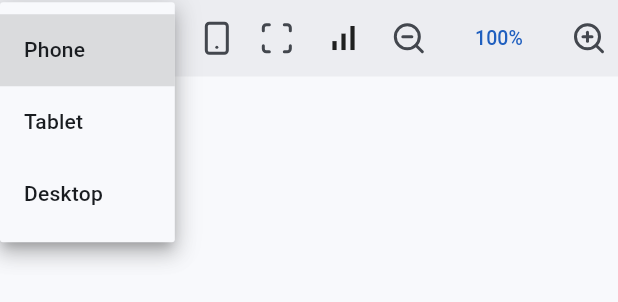
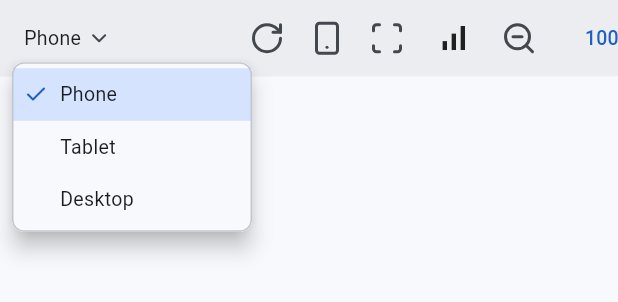
Before and after one commit to mariorefetto/flutter_ui_builder, a Flutter app: the DesignerToolbar widget shown alone on an empty page, opened directly, after a tap on "Phone", on a phone screen of 412 x 824 dp. Shown: the top 302 px of the screen. Run offline on Flutter 3.47's test engine with Material 3 defaults, Android fonts, the phone set to English and light mode, and no system bars; our stand-ins replace dartz, file_picker, flutter_bloc, flutter_colorpicker, freezed_annotation, get_it and 3 more; missing offline and left inert: analyzer, dart_style.

Commit message:
Replace the drop-downs with one themed select and keep the designer toolbar from overflowing

```diff
--- /dev/null
+++ b/lib/core/widgets/app_select.dart
@@ -0,0 +1,291 @@
+import 'package:flutter/material.dart';
+import 'package:flutter_ui_builder/core/theme/app_constants.dart';
+import 'package:flutter_ui_builder/core/theme/app_icons.dart';
+import 'package:flutter_ui_builder/core/theme/theme_extensions.dart';
+
+/// One choice of an [AppSelect]. A null [value] is a valid choice, such as
+/// "not set".
+class AppSelectOption<T> {
+  const AppSelectOption({required this.value, required this.label, this.icon});
+
+  final T? value;
+  final String label;
+  final IconData? icon;
+}
+
+/// More options than this get a search field above them.
+const int _searchableFrom = 8;
+
+const double _menuMaxHeight = 320;
+const double _menuMinWidth = 160;
+const double _fieldHeight = 32;
+const double _iconSize = 16;
+const double _menuElevation = 6;
+
+/// A drop-down that matches the rest of the interface: a flat field with a
+/// chevron, and a rounded menu with the current choice marked by a check,
+/// compact rows and, for long lists, a search field.
+class AppSelect<T> extends StatefulWidget {
+  const AppSelect({
+    required this.options,
+    required this.value,
+    required this.onChanged,
+    this.hint,
+    this.borderless = false,
+    super.key,
+  });
+
+  final List<AppSelectOption<T>> options;
+  final T? value;
+  final ValueChanged<T?> onChanged;
+
+  /// Shown when [value] matches none of the options.
+  final String? hint;
+
+  /// Without the outline, for a field that sits in a toolbar.
+  final bool borderless;
+
+  @override
+  State<AppSelect<T>> createState() => _AppSelectState<T>();
+}
+
+class _AppSelectState<T> extends State<AppSelect<T>> {
+  final MenuController _controller = MenuController();
+
+  AppSelectOption<T>? get _current =>
+      widget.options.where((o) => o.value == widget.value).firstOrNull;
+
+  @override
+  Widget build(BuildContext context) {
+    final colors = context.colorScheme;
+    return LayoutBuilder(
+      builder: (context, constraints) {
+        final width = constraints.hasBoundedWidth
+            ? constraints.maxWidth
+            : _menuMinWidth;
+        return MenuAnchor(
+          controller: _controller,
+          style: MenuStyle(
+            padding: const WidgetStatePropertyAll(EdgeInsets.zero),
+            elevation: const WidgetStatePropertyAll(_menuElevation),
+            backgroundColor: WidgetStatePropertyAll(colors.surface),
+            shape: WidgetStatePropertyAll(
+              RoundedRectangleBorder(
+                borderRadius: BorderRadius.circular(AppConstants.radiusLG),
+                side: BorderSide(color: colors.outlineVariant),
+              ),
+            ),
+          ),
+          menuChildren: [
+            _MenuPanel<T>(
+              options: widget.options,
+              value: widget.value,
+              width: width < _menuMinWidth ? _menuMinWidth : width,
+              onPicked: (value) {
+                _controller.close();
+                widget.onChanged(value);
+              },
+            ),
+          ],
+          builder: (context, controller, _) => _Field(
+            label: _current?.label ?? widget.hint ?? '',
+            icon: _current?.icon,
+            muted: _current == null,
+            borderless: widget.borderless,
+            onTap: () =>
+                controller.isOpen ? controller.close() : controller.open(),
+          ),
+        );
+      },
+    );
+  }
+}
+
+class _Field extends StatelessWidget {
+  const _Field({
+    required this.label,
+    required this.muted,
+    required this.borderless,
+    required this.onTap,
+    this.icon,
+  });
+
+  final String label;
+  final IconData? icon;
+  final bool muted;
+  final bool borderless;
+  final VoidCallback onTap;
+
+  @override
+  Widget build(BuildContext context) {
+    final colors = context.colorScheme;
+    final radius = BorderRadius.circular(AppConstants.radiusMD);
+    return Material(
+      color: Colors.transparent,
+      child: InkWell(
+        borderRadius: radius,
+        onTap: onTap,
+        child: Container(
+          height: _fieldHeight,
+          padding: const EdgeInsets.symmetric(
+            horizontal: AppConstants.spacingSM,
+          ),
+          decoration: BoxDecoration(
+            borderRadius: radius,
+            border: borderless
+                ? null
+                : Border.all(color: colors.outlineVariant),
+          ),
+          child: Row(
+            mainAxisSize: MainAxisSize.min,
+            children: [
+              if (icon != null) ...[
+                Icon(icon, size: _iconSize),
+                const SizedBox(width: AppConstants.spacingSM),
+              ],
+              Flexible(
+                child: Text(
+                  label,
+                  overflow: TextOverflow.ellipsis,
+                  style: context.textTheme.bodyMedium?.copyWith(
+                    color: muted ? colors.onSurfaceVariant : null,
+                  ),
+                ),
+              ),
+              const SizedBox(width: AppConstants.spacingXS),
+              Icon(
+                AppIcons.expand,
+                size: _iconSize,
+                color: colors.onSurfaceVariant,
+              ),
+            ],
+          ),
+        ),
+      ),
+    );
+  }
+}
+
+class _MenuPanel<T> extends StatefulWidget {
+  const _MenuPanel({
+    required this.options,
+    required this.value,
+    required this.width,
+    required this.onPicked,
+  });
+
+  final List<AppSelectOption<T>> options;
+  final T? value;
+  final double width;
+  final ValueChanged<T?> onPicked;
+
+  @override
+  State<_MenuPanel<T>> createState() => _MenuPanelState<T>();
+}
+
+class _MenuPanelState<T> extends State<_MenuPanel<T>> {
+  String _query = '';
+
+  @override
+  Widget build(BuildContext context) {
+    final query = _query.toLowerCase();
+    final shown = widget.options
+        .where((o) => o.label.toLowerCase().contains(query))
+        .toList();
+    final searchable = widget.options.length > _searchableFrom;
+    return SizedBox(
+      width: widget.width,
+      child: ConstrainedBox(
+        constraints: const BoxConstraints(maxHeight: _menuMaxHeight),
+        child: Column(
+          mainAxisSize: MainAxisSize.min,
+          children: [
+            if (searchable)
+              Padding(
+                padding: const EdgeInsets.all(AppConstants.spacingSM),
+                child: TextField(
+                  autofocus: true,
+                  onChanged: (text) => setState(() => _query = text.trim()),
+                  decoration: const InputDecoration(
+                    isDense: true,
+                    prefixIcon: Icon(AppIcons.search, size: _iconSize),
+                  ),
+                ),
+              ),
+            Flexible(
+              // A column rather than a lazy list: the menu measures its
+              // contents to size itself, which a lazy list cannot answer.
+              child: SingleChildScrollView(
+                primary: false,
+                padding: const EdgeInsets.symmetric(
+                  vertical: AppConstants.spacingXS,
+                ),
+                child: Column(
+                  mainAxisSize: MainAxisSize.min,
+                  crossAxisAlignment: CrossAxisAlignment.stretch,
+                  children: [
+                    for (final option in shown)
+                      _OptionRow<T>(
+                        option: option,
+                        selected: option.value == widget.value,
+                        onTap: () => widget.onPicked(option.value),
+                      ),
+                  ],
+                ),
+              ),
+            ),
+          ],
+        ),
+      ),
+    );
+  }
+}
+
+class _OptionRow<T> extends StatelessWidget {
+  const _OptionRow({
+    required this.option,
+    required this.selected,
+    required this.onTap,
+  });
+
+  final AppSelectOption<T> option;
+  final bool selected;
+  final VoidCallback onTap;
+
+  @override
+  Widget build(BuildContext context) {
+    final colors = context.colorScheme;
+    return InkWell(
+      onTap: onTap,
+      child: Container(
+        color: selected ? colors.primaryContainer : null,
+        padding: const EdgeInsets.symmetric(
+          horizontal: AppConstants.spacingSM,
+          vertical: AppConstants.spacingSM,
+        ),
+        child: Row(
+          children: [
+            SizedBox(
+              width: _iconSize,
+              child: selected
+                  ? Icon(AppIcons.check, size: _iconSize, color: colors.primary)
+                  : null,
+            ),
+            const SizedBox(width: AppConstants.spacingSM),
+            if (option.icon != null) ...[
+              Icon(option.icon, size: _iconSize),
+              const SizedBox(width: AppConstants.spacingSM),
+            ],
+            Expanded(
+              child: Text(
+                option.label,
+                overflow: TextOverflow.ellipsis,
+                style: context.textTheme.bodyMedium,
+              ),
+            ),
+          ],
+        ),
+      ),
+    );
+  }
+}
--- a/lib/features/editor/presentation/widgets/canvas/designer_toolbar.dart
+++ b/lib/features/editor/presentation/widgets/canvas/designer_toolbar.dart
@@ -4,6 +4,7 @@ import 'package:flutter_ui_builder/core/theme/app_constants.dart';
 import 'package:flutter_ui_builder/core/theme/app_icons.dart';
 import 'package:flutter_ui_builder/core/theme/theme_extensions.dart';
 import 'package:flutter_ui_builder/core/utils/l10n_extension.dart';
+import 'package:flutter_ui_builder/core/widgets/app_select.dart';
 import 'package:flutter_ui_builder/features/editor/presentation/cubit/workspace_cubit.dart';
 import 'package:flutter_ui_builder/features/editor/presentation/cubit/workspace_state.dart';
 import 'package:flutter_ui_builder/features/editor/presentation/preview/preview_screen.dart';
@@ -12,6 +13,9 @@ import 'package:flutter_ui_builder/l10n/generated/app_localizations.dart';
 const int _percent = 100;
 
 /// Above the designer: the screen to preview on, its orientation and the zoom.
+/// Width of the device drop-down, which holds the longest device name.
+const double _deviceSelectWidth = 150;
+
 class DesignerToolbar extends StatelessWidget {
   const DesignerToolbar({super.key});
 
@@ -29,22 +33,29 @@ class DesignerToolbar extends StatelessWidget {
             previous.showSafeArea != current.showSafeArea ||
             previous.statusBar != current.statusBar ||
             previous.zoom != current.zoom,
-        builder: (context, state) => Row(
+        builder: (context, state) => _Scrolling(
+          child: Row(
+            mainAxisAlignment: MainAxisAlignment.spaceBetween,
+            children: [
+              Row(
                 children: [
                   const SizedBox(width: AppConstants.spacingSM),
-            DropdownButton<PreviewDevice>(
+                  SizedBox(
+                    width: _deviceSelectWidth,
+                    child: AppSelect<PreviewDevice>(
+                      borderless: true,
                       value: state.device,
-              underline: const SizedBox.shrink(),
                       onChanged: (device) {
                         if (device != null) cubit.setDevice(device);
                       },
-              items: [
+                      options: [
                         for (final device in PreviewDevice.values)
-                  DropdownMenuItem(
+                          AppSelectOption(
                             value: device,
-                    child: Text(_deviceLabel(l10n, device)),
+                            label: _deviceLabel(l10n, device),
                           ),
                       ],
+                    ),
                   ),
                   IconButton(
                     tooltip: l10n.designerRotate,
@@ -83,12 +94,17 @@ class DesignerToolbar extends StatelessWidget {
                         ),
                     ],
                   ),
-            const Spacer(),
+                ],
+              ),
+              Row(
+                children: [
                   IconButton(
                     tooltip: l10n.designerZoomOut,
                     visualDensity: VisualDensity.compact,
                     icon: const Icon(AppIcons.zoomOut),
-              onPressed: state.zoom > zoomSteps.first ? cubit.zoomOut : null,
+                    onPressed: state.zoom > zoomSteps.first
+                        ? cubit.zoomOut
+                        : null,
                   ),
                   TextButton(
                     onPressed: cubit.resetZoom,
@@ -101,9 +117,14 @@ class DesignerToolbar extends StatelessWidget {
                     tooltip: l10n.designerZoomIn,
                     visualDensity: VisualDensity.compact,
                     icon: const Icon(AppIcons.zoomIn),
-              onPressed: state.zoom < zoomSteps.last ? cubit.zoomIn : null,
+                    onPressed: state.zoom < zoomSteps.last
+                        ? cubit.zoomIn
+                        : null,
                   ),
                 ],
+              ),
+            ],
+          ),
         ),
       ),
     );
@@ -124,3 +145,25 @@ class DesignerToolbar extends StatelessWidget {
         StatusBarMode.hidden => l10n.statusBarHidden,
       };
 }
+
+/// Keeps the toolbar usable when the designer is narrow, as with the code
+/// beside it: the controls scroll sideways rather than overflow, and still
+/// fill the width when there is room.
+class _Scrolling extends StatelessWidget {
+  const _Scrolling({required this.child});
+
+  final Widget child;
+
+  @override
+  Widget build(BuildContext context) {
+    return LayoutBuilder(
+      builder: (context, constraints) => SingleChildScrollView(
+        scrollDirection: Axis.horizontal,
+        child: ConstrainedBox(
+          constraints: BoxConstraints(minWidth: constraints.maxWidth),
+          child: child,
+        ),
+      ),
+    );
+  }
+}
--- a/lib/features/editor/presentation/widgets/properties/object_selector.dart
+++ b/lib/features/editor/presentation/widgets/properties/object_selector.dart
@@ -2,6 +2,7 @@ import 'package:flutter/material.dart';
 import 'package:flutter_bloc/flutter_bloc.dart';
 import 'package:flutter_ui_builder/core/theme/app_constants.dart';
 import 'package:flutter_ui_builder/core/utils/l10n_extension.dart';
+import 'package:flutter_ui_builder/core/widgets/app_select.dart';
 import 'package:flutter_ui_builder/features/editor/domain/entities/widget_node.dart';
 import 'package:flutter_ui_builder/features/editor/presentation/cubit/editor_cubit.dart';
 
@@ -24,20 +25,16 @@ class ObjectSelector extends StatelessWidget {
     final cubit = context.read<EditorCubit>();
     return Padding(
       padding: const EdgeInsets.all(AppConstants.spacingSM),
-      child: DropdownButtonFormField<String>(
+      child: AppSelect<String>(
         key: ValueKey(selectedId),
-        initialValue: selectedId,
-        isExpanded: true,
-        decoration: const InputDecoration(isDense: true),
-        hint: Text(context.l10n.propsNoSelectionTitle),
-        items: [
+        value: selectedId,
+        hint: context.l10n.propsNoSelectionTitle,
+        options: [
           for (final entry in _flatten(root, 0))
-            DropdownMenuItem(
+            AppSelectOption(
               value: entry.$1.id,
-              child: Text(
-                '${_indentUnit * entry.$2}${entry.$1.type}  (${entry.$1.id})',
-                overflow: TextOverflow.ellipsis,
-              ),
+              label:
+                  '${_indentUnit * entry.$2}${entry.$1.type}  (${entry.$1.id})',
             ),
         ],
         onChanged: cubit.select,
--- a/lib/features/editor/presentation/widgets/properties/prop_field.dart
+++ b/lib/features/editor/presentation/widgets/properties/prop_field.dart
@@ -1,5 +1,6 @@
 import 'package:flutter/material.dart';
 import 'package:flutter_ui_builder/core/utils/l10n_extension.dart';
+import 'package:flutter_ui_builder/core/widgets/app_select.dart';
 import 'package:flutter_ui_builder/features/editor/domain/entities/edge_insets_value.dart';
 import 'package:flutter_ui_builder/features/editor/domain/entities/node_props.dart';
 import 'package:flutter_ui_builder/features/editor/domain/entities/prop_schema.dart';
@@ -90,16 +91,15 @@ class PropField extends StatelessWidget {
 
   Widget _choice(BuildContext context) {
     final current = props.choice(schema.name);
-    return DropdownButtonFormField<String?>(
+    return AppSelect<String>(
       key: ValueKey(current),
-      initialValue: current,
-      isExpanded: true,
-      decoration: const InputDecoration(isDense: true),
-      items: [
+      value: current,
+      hint: context.l10n.editorValueUnset,
+      options: [
         if (schema.defaultValue == null)
-          DropdownMenuItem(child: Text(context.l10n.editorValueUnset)),
+          AppSelectOption(value: null, label: context.l10n.editorValueUnset),
         for (final option in schema.options)
-          DropdownMenuItem(value: option, child: Text(option)),
+          AppSelectOption(value: option, label: option),
       ],
       onChanged: onChanged,
     );
```
Also changed, not shown: 1 other file. Lines whose indentation alone changed are shown as unchanged.
